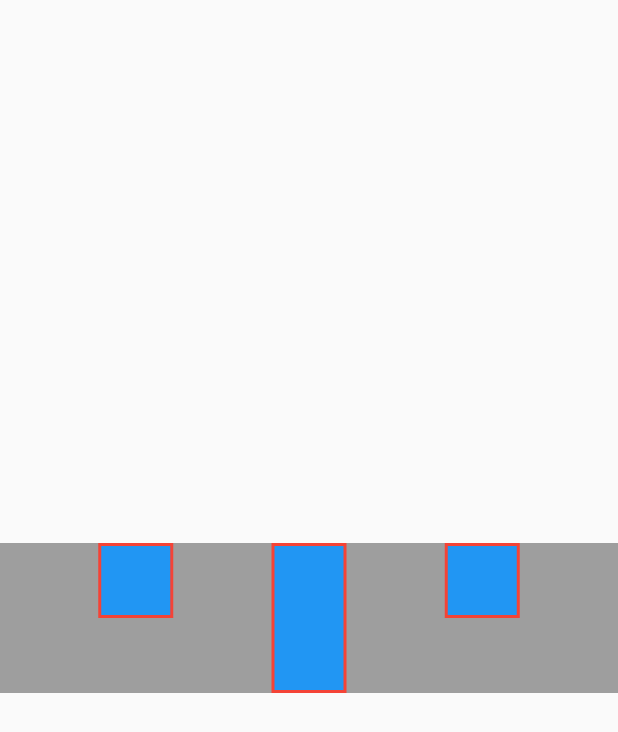
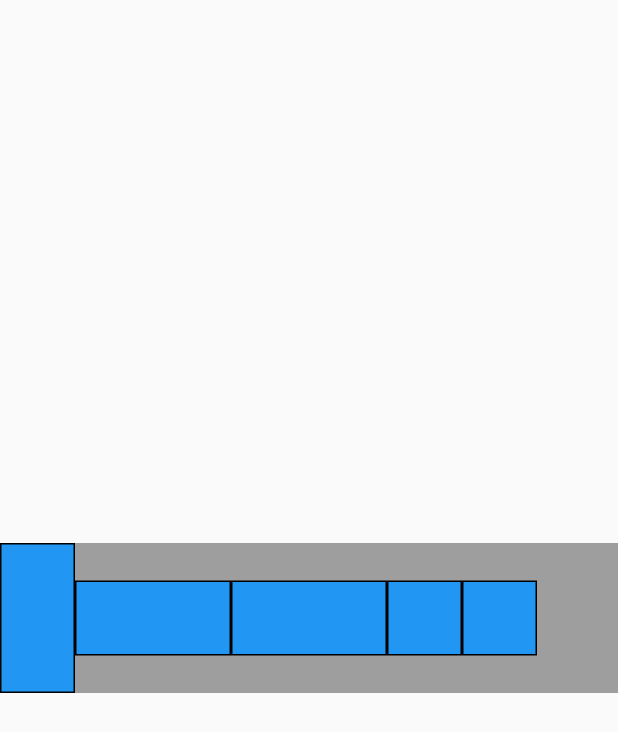
Before and after one commit to ryanseptiyanto/pm_pert2_0872, a Flutter app: the screen it shows after launch, on a phone screen of 412 x 824 dp. Shown: the top 732 px of the screen. Run offline on Flutter 3.47's test engine with Material 2 defaults, Android fonts, the phone set to English and light mode, and no system bars.

Commit message:
menambah expanded dan flexible

```diff
--- /dev/null
+++ b/lib/flexible.dart
@@ -0,0 +1,53 @@
+import 'package:flutter/material.dart';
+
+class MyFlexible extends StatelessWidget {
+  const MyFlexible({ Key? key }) : super(key: key);
+
+  @override
+  Widget build(BuildContext context) {
+    return Scaffold(
+      body: SafeArea(
+        child: Center(
+          child: Container(
+            color: Colors.grey,
+            height: 100,
+            child: Row(
+              children: [
+                SizedBox(
+                  height: 100,
+                  child: _blueBox(),
+                ),
+                Flexible(
+                  fit: FlexFit.tight,
+                  flex: 2,
+                  child: _blueBox(),
+                ),
+                Flexible(
+                  fit: FlexFit.tight,
+                  flex:2,
+                  child: _blueBox(),
+                ),
+                Flexible(
+                  flex:2,
+                  child: _blueBox(),
+                ),
+                _blueBox(),
+              ],
+            ),
+          ),
+        ),
+      ),
+    );
+  }
+}
+
+Widget _blueBox(){
+  return Container(
+    height: 50,
+    width: 50,
+    decoration: BoxDecoration(
+      border: Border.all(color: Colors.black),
+      color: Colors.blue
+    ),
+  );
+}
--- a/lib/main.dart
+++ b/lib/main.dart
@@ -1,5 +1,9 @@
 import 'package:flutter/material.dart';
-import '../row.dart';
+// import '../listview.dart';
+// import '../row.dart';
+// import '../column.dart';
+// import '../expanded.dart';
+import '../flexible.dart';
 
 void main() {
   runApp(const MyApp());
@@ -12,7 +16,7 @@ class MyApp extends StatelessWidget {
   Widget build(BuildContext context) {
     return const MaterialApp(
       debugShowCheckedModeBanner: false,
-      home: MyRow(),
+      home: MyFlexible(),
     );
   }
 }
```
Also changed, not shown: lib/column.dart (added, +52 -0 lines), lib/expanded.dart (added, +51 -0 lines), lib/listview.dart (+6 -5 lines).
